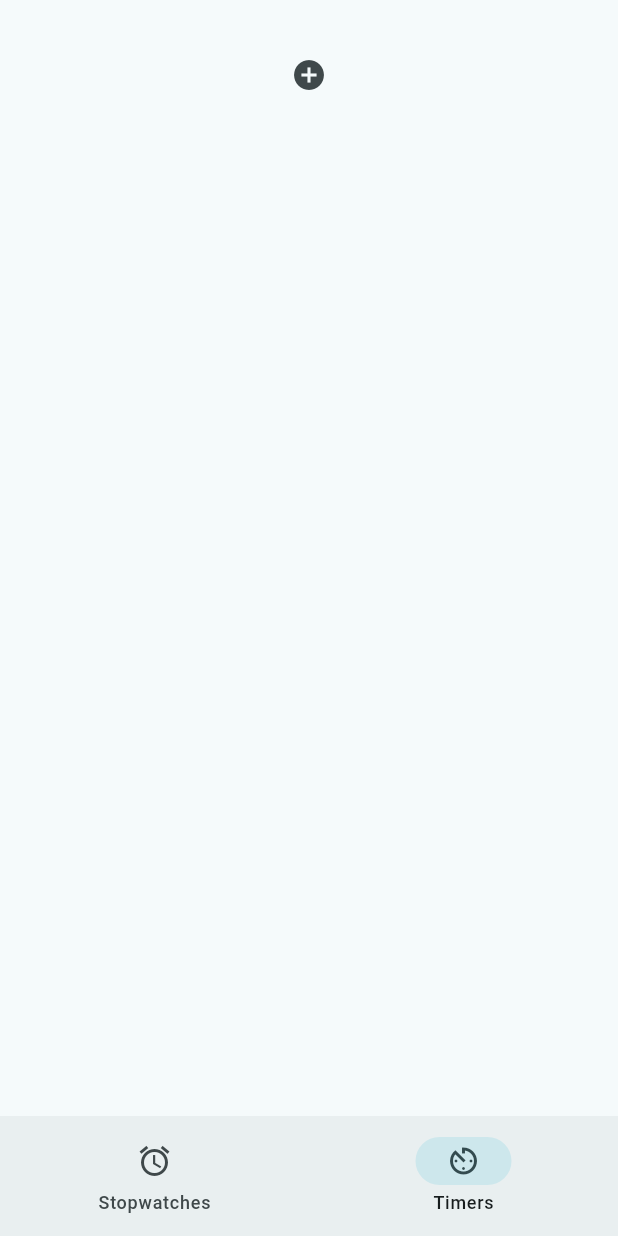
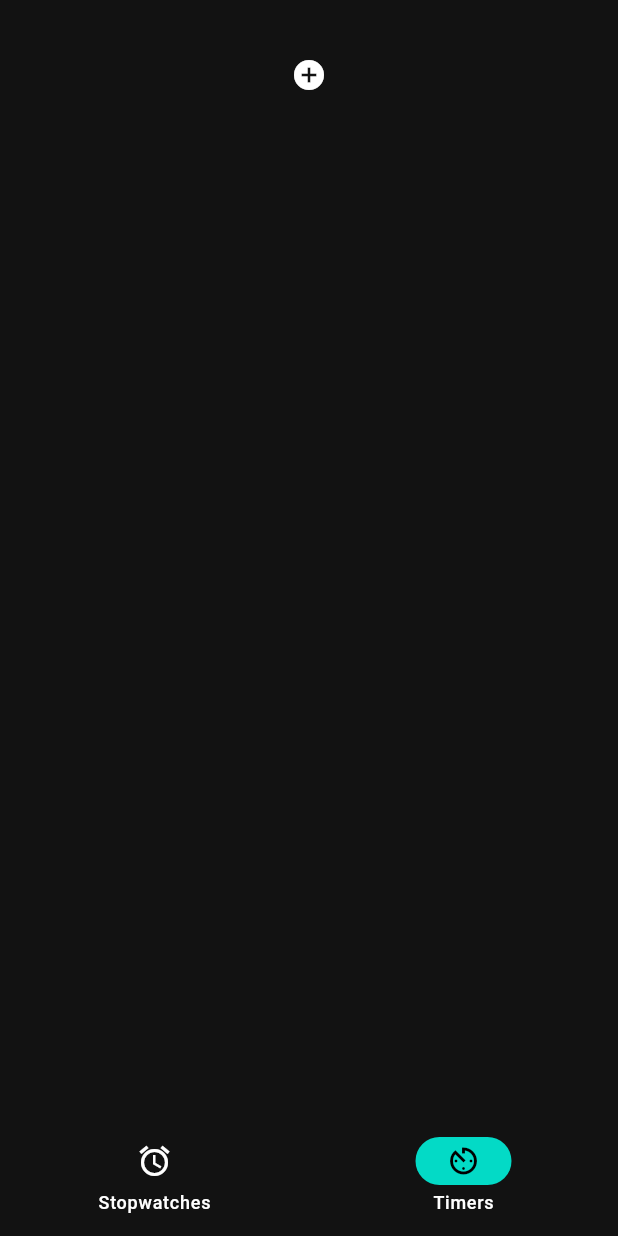
Before and after one commit to maussn/more_timers_app, a Flutter app: the screen it shows after launch, on a phone screen of 412 x 824 dp. Run offline on Flutter 3.47's test engine with Material 3 defaults, Android fonts, the phone set to English and light mode, and no system bars.

Commit message:
set theme to dark

```diff
--- a/lib/main.dart
+++ b/lib/main.dart
@@ -50,7 +50,7 @@
       child: MaterialApp(
         title: 'More Timers',
         theme: ThemeData(
-          colorScheme: ColorScheme.fromSeed(seedColor: Colors.grey),
+          colorScheme: ColorScheme.dark(),
         ),
         home: MyHomePage(),
       ),
@@ -149,6 +149,7 @@
 
   @override
   Widget build(BuildContext context) {
+    final theme = Theme.of(context);
     var appState = context.watch<_AppState>();
     ScrollController myController = ScrollController();
     return Container(
@@ -162,7 +163,7 @@
             return Container(
               height: 50,
               padding: EdgeInsets.all(10),
-              color: Colors.amber,
+              color: theme.colorScheme.onPrimaryContainer,
               child: Row(
                 children: [
                   Expanded(
```
